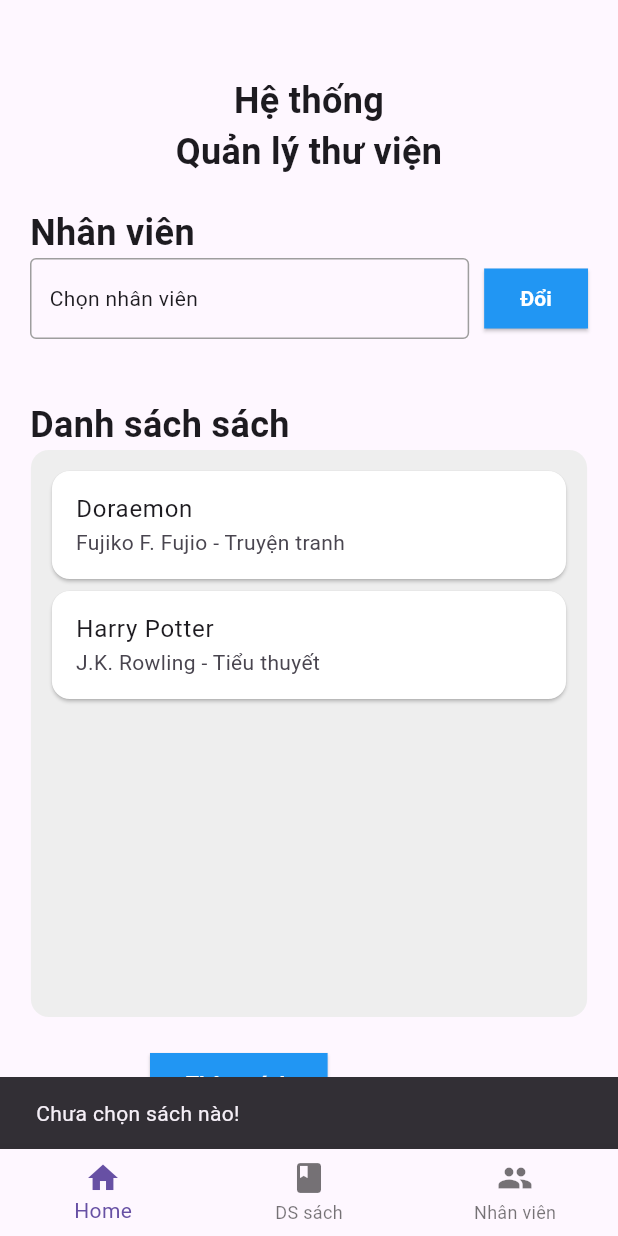
After one commit to NguyenLam1708/laptrinhthietbididong, a Flutter app: the ManageScreen screen opened directly, after a tap on "Thêm sách", on a phone screen of 412 x 824 dp. The commit adds this screen. Run offline on Flutter 3.47's test engine with Material 3 defaults, Android fonts, the phone set to English and light mode, and no system bars.

Commit message:
update baitaptuan2

```diff
--- /dev/null
+++ b/lib/baitaptuan2/models.dart
@@ -0,0 +1,28 @@
+// models.dart
+class Book {
+  final int id;
+  final String title;
+  final String author;
+  final String category;
+  int quantity;
+
+  Book(this.id, this.title, this.author, this.category, this.quantity);
+}
+
+class Employee {
+  final int id;
+  final String name;
+  final String role;
+
+  Employee(this.id, this.name, this.role);
+}
+
+List<Book> books = [
+  Book(1, "Doraemon", "Fujiko F. Fujio", "Truyện tranh", 5),
+  Book(2, "Harry Potter", "J.K. Rowling", "Tiểu thuyết", 3),
+];
+
+List<Employee> employees = [
+  Employee(1, "Nguyễn Thanh Lam", "Thủ thư"),
+  Employee(2, "Nguyen Thanh Toan", "Quản lý"),
+];
--- /dev/null
+++ b/lib/baitaptuan2/view/manage.dart
@@ -0,0 +1,193 @@
+// views.dart
+import 'package:flutter/material.dart';
+import 'list_book.dart';
+import 'list_employee.dart';
+import '../models.dart';
+import '../view_model.dart';
+
+class ManageScreen extends StatefulWidget {
+  const ManageScreen({super.key});
+
+  @override
+  State<ManageScreen> createState() => _ManageScreenState();
+}
+
+class _ManageScreenState extends State<ManageScreen> {
+  String? selectedEmployee;
+
+  @override
+  Widget build(BuildContext context) {
+    return Scaffold(
+      body: Column(
+        crossAxisAlignment: CrossAxisAlignment.start,
+        children: [
+          const SizedBox(height: 50),
+          const Padding(
+            padding: EdgeInsets.symmetric(horizontal: 20.0),
+            child: Center(
+              child: Text(
+                'Hệ thống\nQuản lý thư viện',
+                textAlign: TextAlign.center,
+                style: TextStyle(fontSize: 24, fontWeight: FontWeight.bold),
+              ),
+            ),
+          ),
+          const SizedBox(height: 20),
+          const Padding(
+            padding: EdgeInsets.symmetric(horizontal: 20.0),
+            child: Text(
+              'Nhân viên',
+              style: TextStyle(fontSize: 24, fontWeight: FontWeight.bold),
+            ),
+          ),
+          Padding(
+            padding: const EdgeInsets.symmetric(horizontal: 20.0),
+            child: Row(
+              children: [
+                Expanded(
+                  child: GestureDetector(
+                    onTap: () {
+                      showModalBottomSheet(
+                        context: context,
+                        builder: (BuildContext context) {
+                          return ListView.builder(
+                            itemCount: employees.length,
+                            itemBuilder: (context, index) {
+                              final employee = employees[index];
+                              return ListTile(
+                                title: Text(employee.name),
+                                onTap: () {
+                                  setState(() {
+                                    selectedEmployee = employee.name;
+                                  });
+                                  Navigator.pop(context);
+                                },
+                              );
+                            },
+                          );
+                        },
+                      );
+                    },
+                    child: Container(
+                      padding: const EdgeInsets.symmetric(horizontal: 12, vertical: 16),
+                      decoration: BoxDecoration(
+                        border: Border.all(color: Colors.grey),
+                        borderRadius: BorderRadius.circular(4),
+                      ),
+                      child: Text(selectedEmployee ?? 'Chọn nhân viên'),
+                    ),
+                  ),
+                ),
+                const SizedBox(width: 10),
+                ElevatedButton(
+                  style: ElevatedButton.styleFrom(
+                    backgroundColor: Colors.blue,
+                    shape: RoundedRectangleBorder(borderRadius: BorderRadius.zero),
+                  ),
+                  onPressed: () {},
+                  child: const Text(
+                    'Đổi',
+                    style: TextStyle(
+                      fontWeight: FontWeight.bold,
+                      color: Colors.white,
+                    ),
+                  ),
+                ),
+              ],
+            ),
+          ),
+          const SizedBox(height: 40),
+          const Padding(
+            padding: EdgeInsets.symmetric(horizontal: 20.0),
+            child: Text(
+              'Danh sách sách',
+              style: TextStyle(fontSize: 24, fontWeight: FontWeight.bold),
+            ),
+          ),
+          Expanded(
+            child: Center(
+              child: Container(
+                width: MediaQuery.of(context).size.width * 0.9,
+                padding: const EdgeInsets.all(10),
+                decoration: BoxDecoration(
+                  color: Colors.grey[200],
+                  borderRadius: BorderRadius.circular(12),
+                ),
+                child: ListView.builder(
+                  itemCount: books.length,
+                  itemBuilder: (context, index) {
+                    final book = books[index];
+                    final isSelected = selectedBooks.contains(book.id);
+                    return GestureDetector(
+                      onTap: () {
+                        toggleBookSelection(book.id);
+                        (context as Element).reassemble();
+                      },
+                      child: Card(
+                        color: isSelected ? Colors.blue[100] : Colors.white,
+                        child: ListTile(
+                          title: Text(book.title),
+                          subtitle: Text('${book.author} - ${book.category}'),
+                        ),
+                      ),
+                    );
+                  },
+                ),
+              ),
+            ),
+          ),
+          Padding(
+            padding: const EdgeInsets.symmetric(horizontal: 100.0, vertical: 20.0),
+            child: ElevatedButton(
+              style: ElevatedButton.styleFrom(
+                backgroundColor: Colors.blue,
+                shape: RoundedRectangleBorder(borderRadius: BorderRadius.zero),
+              ),
+              onPressed: () {
+                final message = borrowSelectedBooks();
+                ScaffoldMessenger.of(context).showSnackBar(
+                  SnackBar(content: Text(message)),
+                );
+              },
+              child: const Text(
+                'Thêm sách',
+                style: TextStyle(
+                  fontWeight: FontWeight.bold,
+                  color: Colors.white,
+                ),
+              ),
+            ),
+          ),
+        ],
+      ),
+      bottomNavigationBar: BottomNavigationBar(
+        items: const [
+          BottomNavigationBarItem(icon: Icon(Icons.home), label: 'Home'),
+          BottomNavigationBarItem(icon: Icon(Icons.book), label: 'DS sách'),
+          BottomNavigationBarItem(icon: Icon(Icons.people), label: 'Nhân viên'),
+        ],
+        onTap: (index) {
+          if (index == 1) {
+            Navigator.push(
+              context,
+              MaterialPageRoute(builder: (context) => const ViewBookScreen()),
+            );
+          } else if (index == 2) {
+            Navigator.push(
+              context,
+              MaterialPageRoute(builder: (context) => const ViewEmployeeScreen()),
+            );
+          }
+        },
+      ),
+    );
+  }
+}
+
+
+// main.dart
+void main() {
+  runApp(const MaterialApp(
+    home: ManageScreen(),
+  ));
+}
--- /dev/null
+++ b/lib/baitaptuan2/view_model.dart
@@ -0,0 +1,48 @@
+// view_model.dart
+import 'models.dart';
+
+
+String borrowBook(int bookId) {
+  final book = books.firstWhere((b) => b.id == bookId);
+  if (book.quantity > 0) {
+    book.quantity--;
+    return 'Đã mượn: ${book.title}';
+  } else {
+    return 'Sách đã hết!';
+  }
+}
+
+List<int> selectedBooks = [];
+
+void toggleBookSelection(int bookId) {
+  if (selectedBooks.contains(bookId)) {
+    selectedBooks.remove(bookId);
+  } else {
+    selectedBooks.add(bookId);
+  }
+}
+
+String borrowSelectedBooks() {
+  if (selectedBooks.isEmpty) return 'Chưa chọn sách nào!';
+
+  String result = '';
+  for (var bookId in selectedBooks) {
+    final book = books.firstWhere((b) => b.id == bookId);
+    if (book.quantity > 0) {
+      book.quantity--;
+      result += 'Đã mượn: ${book.title}\n';
+    } else {
+      result += 'Sách đã hết: ${book.title}\n';
+    }
+  }
+  selectedBooks.clear();
+  return result;
+}
+
+List<Book> getAvailableBooks() {
+  return books.where((book) => book.quantity > 0).toList();
+}
+
+List<Employee> getEmployees() {
+  return employees;
+}
```
Also changed, not shown: lib/baitaptuan2/view/list_book.dart (added, +33 -0 lines), lib/baitaptuan2/view/list_employee.dart (added, +26 -0 lines), lib/thuchanh1.dart (renamed from lib/main.dart, +4 -4 lines), 1 other file.
